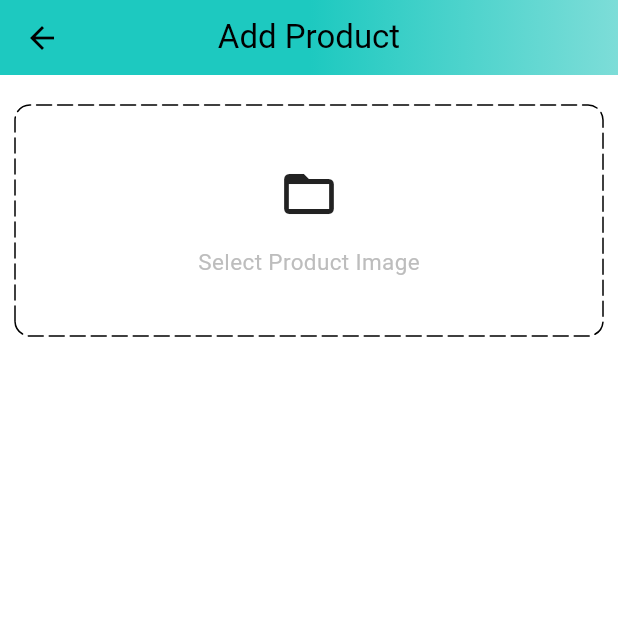
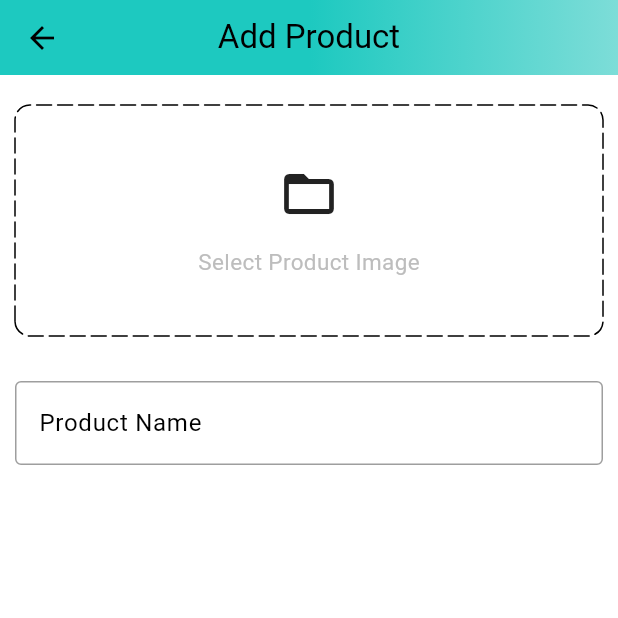
Before and after one commit to bill7maxmaye/Merkato, a Flutter app: the AddProductScreen screen opened by its route, on a phone screen of 412 x 824 dp, the top half of it. Run offline on Flutter 3.47's test engine with Material 3 defaults, Android fonts, the phone set to English and light mode, and no system bars; drawn by our look-alikes of dotted_border; our stand-ins replace badges, carousel_slider, shared_preferences; accounts and stored records are empty.

Commit message:
created the product adding page

```diff
--- a/lib/features/admin/screens/add_product_screen.dart
+++ b/lib/features/admin/screens/add_product_screen.dart
@@ -1,5 +1,6 @@
 import 'package:dotted_border/dotted_border.dart';
 import 'package:flutter/material.dart';
+import 'package:merkato/common/widgets/custom_textField.dart';
 import 'package:merkato/constants/global_variables.dart';
 
 class AddProductScreen extends StatefulWidget {
@@ -11,7 +12,20 @@ class AddProductScreen extends StatefulWidget {
 }
 
 class _AddProductScreenState extends State<AddProductScreen> {
+  final TextEditingController productNameController = TextEditingController();
+  final TextEditingController descriptionController = TextEditingController();
+  final TextEditingController priceController = TextEditingController();
+  final TextEditingController quantityController = TextEditingController();
+
   @override
+  void dispose() {
+    super.dispose();
+    productNameController.dispose();
+    descriptionController.dispose();
+    priceController.dispose();
+    quantityController.dispose();
+  }
+
   Widget build(BuildContext context) {
     return Scaffold(
       appBar: PreferredSize(
@@ -57,7 +71,10 @@ class _AddProductScreenState extends State<AddProductScreen> {
                                 color: Colors.grey.shade400, fontSize: 15),
                           )
                         ],
-                      )))
+                      ))),
+              SizedBox(height: 30),
+              CustomTextField(
+                  controller: productNameController, hintText: 'Product Name')
             ],
           ),
         ),
```
